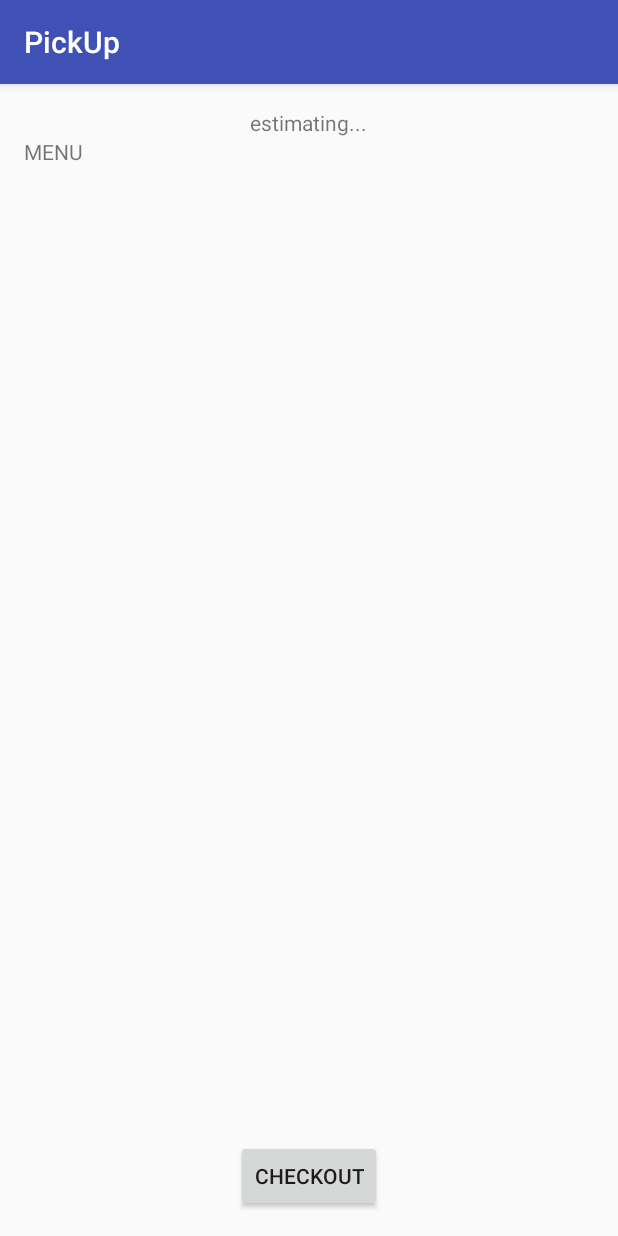
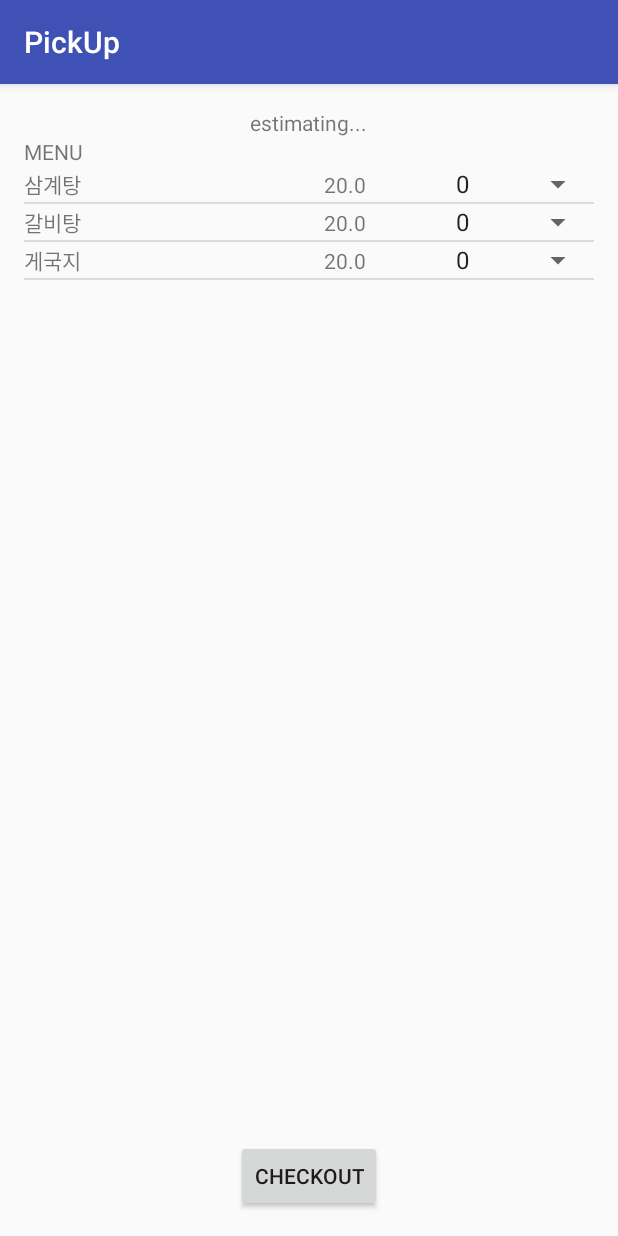
Before and after one commit to yayshine/PickUp, an Android app: the screen it shows after launch (OrderActivity), after a tap on "name", on a phone screen of 412 x 824 dp. Run offline under Robolectric (Android 15) with nearby library versions, the phone set to English and light mode, and no system bars.

Commit message:
Implemented MenuFragment; Still need to implement storing foodItems selected

```diff
--- a/app/src/main/java/com/mobile/pickup/Controller/CustomerSide/Menu/MenuAdapter.java
+++ b/app/src/main/java/com/mobile/pickup/Controller/CustomerSide/Menu/MenuAdapter.java
@@ -1,8 +1,72 @@
 package com.mobile.pickup.Controller.CustomerSide.Menu;
+
+import android.view.View;
+import android.view.ViewGroup;
+import android.widget.BaseAdapter;
+
+import com.mobile.pickup.Model.FoodItem;
+import com.mobile.pickup.View.CustomerSide.Menu.FoodItemView;
+
+import java.util.ArrayList;
+import java.util.Collections;
+import java.util.Comparator;
+import java.util.List;
 
 /**
  * Created by yayshin on 3/24/17.
  */
 
-public class MenuAdapter {
+public class MenuAdapter extends BaseAdapter{
+
+    List<FoodItem> items = new ArrayList<>();
+
+    public MenuAdapter(FoodItem[] foodItems){
+        addItems(foodItems);
+    }
+
+    private void addItems(FoodItem[] foodItems){
+        // add foodItems
+        for(int i = 0; i < foodItems.length; i++){
+            items.add(foodItems[i]);
+        }
+        sortItems();
+    }
+
+    private void sortItems(){
+        Collections.sort(items, new Comparator<FoodItem>() {
+            @Override
+            public int compare(FoodItem o1, FoodItem o2) {
+                return o1.getFoodItemID() - o2.getFoodItemID();
+            }
+        });
+
+        notifyDataSetChanged();
+    }
+    @Override
+    public int getCount() {
+        return items.size();
+    }
+
+    @Override
+    public Object getItem(int position) {
+        return items.get(position);
+    }
+
+    @Override
+    public long getItemId(int position) {
+        return position;
+    }
+
+    @Override
+    public View getView(int position, View convertView, ViewGroup parent) {
+        FoodItemView view;
+        if(convertView != null && convertView instanceof FoodItemView){
+            view = (FoodItemView) convertView;
+        }else{
+            view = new FoodItemView(parent.getContext());
+        }
+        view.setData(items.get(position));
+        return view;
+
+    }
 }
--- a/app/src/main/java/com/mobile/pickup/Controller/CustomerSide/Menu/MenuFragment.java
+++ b/app/src/main/java/com/mobile/pickup/Controller/CustomerSide/Menu/MenuFragment.java
@@ -2,11 +2,18 @@ package com.mobile.pickup.Controller.CustomerSide.Menu;
 
 
 import android.os.Bundle;
+import android.support.annotation.Nullable;
 import android.support.v4.app.Fragment;
 import android.view.LayoutInflater;
 import android.view.View;
 import android.view.ViewGroup;
+import android.widget.AdapterView;
+import android.widget.ListView;
 
+import com.mobile.pickup.Controller.CustomerSide.OrderActivity;
+import com.mobile.pickup.Controller.CustomerSide.VendorList.VendorListAdapter;
+import com.mobile.pickup.Model.CustomerSide.VendorList.VendorListHeader;
+import com.mobile.pickup.Model.FoodItem;
 import com.mobile.pickup.R;
 
 /**
@@ -14,17 +21,34 @@ import com.mobile.pickup.R;
  */
 public class MenuFragment extends Fragment {
 
+    FoodItem[] mMenu;
 
     public MenuFragment() {
         // Required empty public constructor
     }
 
+    @Override
+    public void onCreate(@Nullable Bundle savedInstanceState) {
+        super.onCreate(savedInstanceState);
+        // Dummy data for now
+        mMenu = new FoodItem[3];
+        mMenu[0] = new FoodItem(0, "삼계탕", 20, "맛있는 삼계탕");
+        mMenu[1] = new FoodItem(1, "갈비탕", 20, "맛있는 갈비탕");
+        mMenu[2] = new FoodItem(2, "게국지", 20, "보글보글 게국지");
+    }
 
     @Override
     public View onCreateView(LayoutInflater inflater, ViewGroup container,
                              Bundle savedInstanceState) {
-        // Inflate the layout for this fragment
-        return inflater.inflate(R.layout.fragment_menu, container, false);
+        View rootView = inflater.inflate(R.layout.fragment_menu, container, false);
+
+        ListView listView = (ListView)rootView.findViewById(R.id.list_menu);
+
+        MenuAdapter adapter = new MenuAdapter(mMenu);
+
+        listView.setAdapter(adapter);
+
+        return rootView;
     }
 
 }
--- a/app/src/main/java/com/mobile/pickup/Controller/CustomerSide/OrderActivity.java
+++ b/app/src/main/java/com/mobile/pickup/Controller/CustomerSide/OrderActivity.java
@@ -5,11 +5,16 @@ import android.support.v4.app.FragmentManager;
 import android.support.v7.app.AppCompatActivity;
 
 import com.mobile.pickup.Controller.CustomerSide.VendorList.VendorListFragment;
+import com.mobile.pickup.Model.Order;
 import com.mobile.pickup.R;
+
+import java.util.ArrayList;
+import java.util.List;
 
 public class OrderActivity extends AppCompatActivity {
 
     public FragmentManager mFragmentManager;
+    public List<Order> orderList = new ArrayList<>();
 
     @Override
     protected void onCreate(Bundle savedInstanceState) {
--- a/app/src/main/java/com/mobile/pickup/View/CustomerSide/Menu/FoodItemView.java
+++ b/app/src/main/java/com/mobile/pickup/View/CustomerSide/Menu/FoodItemView.java
@@ -1,8 +1,38 @@
 package com.mobile.pickup.View.CustomerSide.Menu;
+
+import android.content.Context;
+import android.widget.ArrayAdapter;
+import android.widget.FrameLayout;
+import android.widget.Spinner;
+import android.widget.TextView;
+
+import com.mobile.pickup.Model.FoodItem;
+import com.mobile.pickup.R;
 
 /**
  * Created by yayshin on 3/24/17.
  */
 
-public class FoodItemView {
+public class FoodItemView extends FrameLayout {
+    TextView text_name;
+    TextView text_price;
+    Spinner spinner_quantity;
+
+    public FoodItemView(Context context){
+        super(context);
+
+        inflate(getContext(), R.layout.view_food_item, this);
+        text_name = (TextView)findViewById(R.id.text_name);
+        text_price = (TextView)findViewById(R.id.text_price);
+        spinner_quantity = (Spinner)findViewById(R.id.spinner_quantity);
+    }
+
+    public void setData(FoodItem foodItem){
+        text_name.setText(foodItem.getName());
+        text_price.setText(Float.toString(foodItem.getPrice()));
+
+        Integer[] quants = new Integer[]{0, 1, 2, 3, 4, 5, 6, 7, 8, 9, 10, 11, 12, 13, 14, 15, 16, 17, 18, 19, 20, 21, 22, 23, 24, 25, 26, 27, 28, 29, 30};
+        ArrayAdapter<Integer> quantAdapter = new ArrayAdapter<Integer>(getContext(), android.R.layout.simple_spinner_item, quants);
+        spinner_quantity.setAdapter(quantAdapter);
+    }
 }
--- a/app/src/main/res/layout/fragment_menu.xml
+++ b/app/src/main/res/layout/fragment_menu.xml
@@ -33,7 +33,9 @@
             android:layout_height="match_parent"
             android:layout_below="@+id/text_menu_label"
             android:layout_centerHorizontal="true"
-            android:layout_above="@+id/btn_checkout" />
+            android:layout_above="@+id/btn_checkout"
+            android:clickable="false"
+            android:id="@+id/list_menu"/>
 
         <Button
             android:id="@+id/btn_checkout"
```
